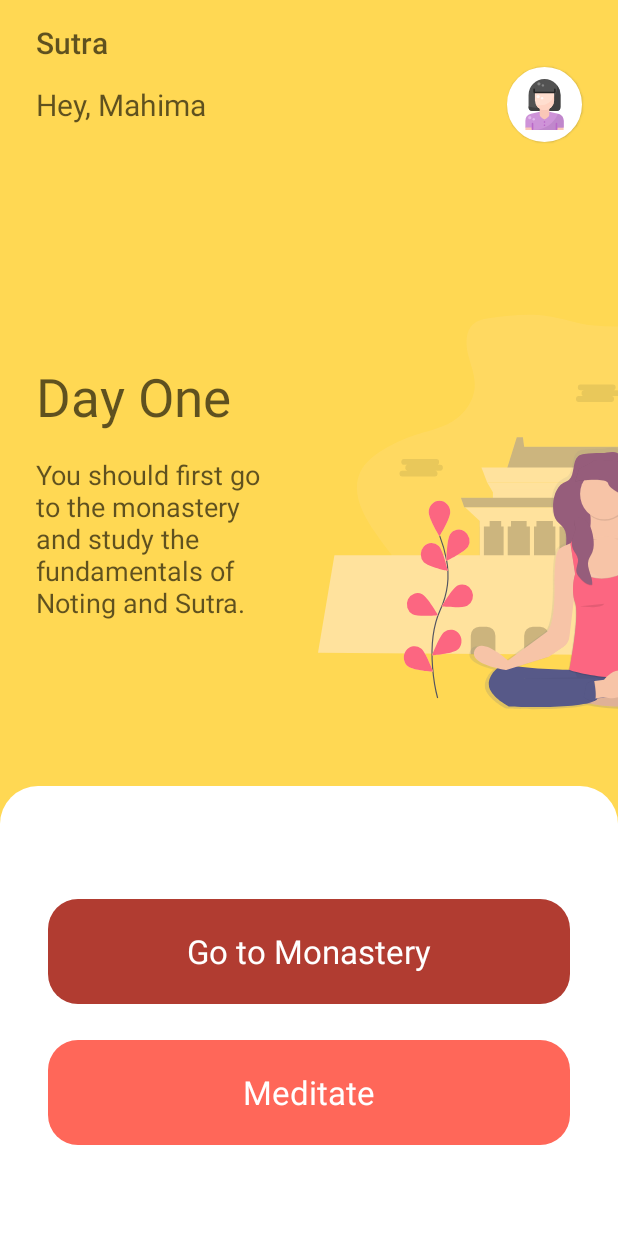
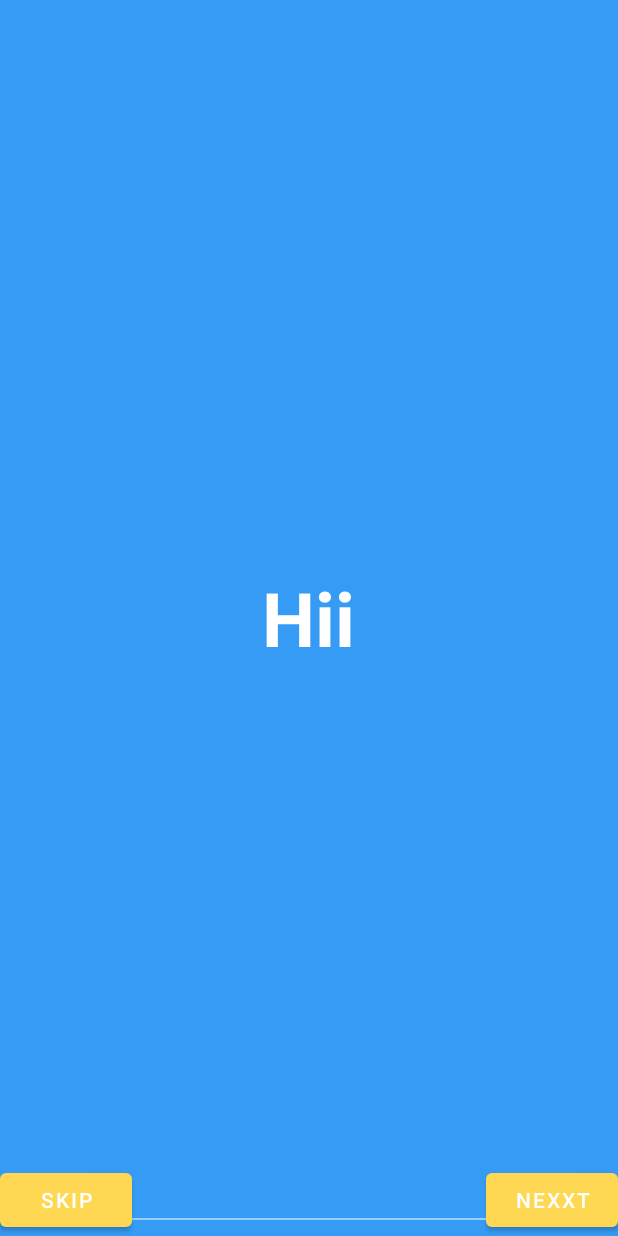
Before and after one commit to kamalkishormeena/Sutra, an Android app: the screen it shows after launch (MainActivity before the commit, WelcomeActivity after it), on a phone screen of 412 x 824 dp. Run offline under Robolectric (Android 15) with nearby library versions, the phone set to English and light mode, and no system bars; libraries missing offline, so code that uses them is left out: com.crittercism.app, com.parse; 5 statements that could not run were skipped.

Commit message:
SliderDone

```diff
--- a/app/build.gradle
+++ b/app/build.gradle
@@ -28,6 +28,7 @@ dependencies {
 
     implementation 'androidx.appcompat:appcompat:1.1.0'
     implementation 'androidx.constraintlayout:constraintlayout:1.1.3'
+    implementation 'androidx.legacy:legacy-support-v4:1.0.0'
     testImplementation 'junit:junit:4.12'
     androidTestImplementation 'androidx.test.ext:junit:1.1.1'
     androidTestImplementation 'androidx.test.espresso:espresso-core:3.2.0'
--- a/app/src/main/java/com/kamal/sutra/SplashActivity.java
+++ b/app/src/main/java/com/kamal/sutra/SplashActivity.java
@@ -24,7 +24,7 @@ public class SplashActivity extends AppCompatActivity {
                     } catch (Exception e){
                         e.printStackTrace();
                     } finally {
-                        startActivity(new Intent(getBaseContext(),MainActivity.class));
+                        startActivity(new Intent(getBaseContext(),WelcomeActivity.class));
                         finish();
                     }
                 }
--- /dev/null
+++ b/app/src/main/java/com/kamal/sutra/WelcomeActivity.java
@@ -0,0 +1,204 @@
+package com.kamal.sutra;
+
+import androidx.appcompat.app.AppCompatActivity;
+import androidx.viewpager.widget.PagerAdapter;
+import androidx.viewpager.widget.ViewPager;
+
+import android.content.Context;
+import android.content.Intent;
+import android.graphics.Color;
+import android.os.Build;
+import android.os.Bundle;
+import android.text.Html;
+import android.view.LayoutInflater;
+import android.view.View;
+import android.view.ViewGroup;
+import android.view.Window;
+import android.view.WindowManager;
+import android.widget.Button;
+import android.widget.LinearLayout;
+import android.widget.TextView;
+
+public class WelcomeActivity extends AppCompatActivity {
+
+    private ViewPager viewPager;
+    private MyViewPagerAdapter myViewPagerAdapter;
+    private LinearLayout dotsLayout;
+    private TextView[] dots;
+    private int[] layouts;
+    private Button btnSkip, btnNext;
+ //   private Session session;
+
+    @Override
+    protected void onCreate(Bundle savedInstanceState) {
+        super.onCreate(savedInstanceState);
+
+        // Checking for first time launch - before calling setContentView()
+//        session = new Session(this);
+//        if (!session.isFirstTimeLaunch()) {
+//            launchHomeScreen();
+//            finish();
+//        }
+
+        // Making notification bar transparent
+        if (Build.VERSION.SDK_INT >= 21) {
+            getWindow().getDecorView().setSystemUiVisibility(View.SYSTEM_UI_FLAG_LAYOUT_STABLE | View.SYSTEM_UI_FLAG_LAYOUT_FULLSCREEN);
+        }
+
+        setContentView(R.layout.activity_welcome);
+
+        viewPager = findViewById(R.id.view_pager);
+        dotsLayout = findViewById(R.id.layoutDots);
+        btnSkip = findViewById(R.id.btn_skip);
+        btnNext = findViewById(R.id.btn_next);
+
+
+        // layouts of all welcome sliders
+        // add few more layouts if you want
+        layouts = new int[]{
+                R.layout.welcome_slide1,
+               R.layout.welcome_slide2
+//                R.layout.welcome_slide3,
+//                R.layout.welcome_slide4
+                   };
+
+        // adding bottom dots
+        addBottomDots(0);
+
+        // making notification bar transparent
+        changeStatusBarColor();
+
+        myViewPagerAdapter = new MyViewPagerAdapter();
+        viewPager.setAdapter(myViewPagerAdapter);
+        viewPager.addOnPageChangeListener(viewPagerPageChangeListener);
+
+        btnSkip.setOnClickListener(new View.OnClickListener() {
+            @Override
+            public void onClick(View v) {
+                launchHomeScreen();
+            }
+        });
+
+        btnNext.setOnClickListener(new View.OnClickListener() {
+            @Override
+            public void onClick(View v) {
+                // checking for last page
+                // if last page home screen will be launched
+                int current = getItem(+1);
+                if (current < layouts.length) {
+                    // move to next screen
+                    viewPager.setCurrentItem(current);
+                } else {
+                    launchHomeScreen();
+                }
+            }
+        });
+    }
+
+    private void addBottomDots(int currentPage) {
+        dots = new TextView[layouts.length];
+
+        int[] colorsActive = getResources().getIntArray(R.array.array_dot_active);
+       int[] colorsInactive = getResources().getIntArray(R.array.array_dot_inactive);
+
+        dotsLayout.removeAllViews();
+        for (int i = 0; i < dots.length; i++) {
+            dots[i] = new TextView(this);
+            dots[i].setText(Html.fromHtml("&#8226;"));
+            dots[i].setTextSize(35);
+            dots[i].setTextColor(colorsInactive[currentPage]);
+            dotsLayout.addView(dots[i]);
+        }
+
+        if (dots.length > 0)
+            dots[currentPage].setTextColor(colorsActive[currentPage]);
+    }
+
+    private int getItem(int i) {
+        return viewPager.getCurrentItem() + i;
+    }
+
+    private void launchHomeScreen() {
+      //  session.setFirstTimeLaunch(false);
+        startActivity(new Intent(WelcomeActivity.this, MainActivity.class));
+        finish();
+    }
+
+    //  viewpager change listener
+    ViewPager.OnPageChangeListener viewPagerPageChangeListener = new ViewPager.OnPageChangeListener() {
+
+        @Override
+        public void onPageSelected(int position) {
+            addBottomDots(position);
+
+            // changing the next button text 'NEXT' / 'GOT IT'
+            if (position == layouts.length - 1) {
+                // last page. make button text to GOT IT
+                btnNext.setText("start");
+                btnSkip.setVisibility(View.GONE);
+            } else {
+                // still pages are left
+                btnNext.setText("next");
+                btnSkip.setVisibility(View.VISIBLE);
+            }
+        }
+
+        @Override
+        public void onPageScrolled(int arg0, float arg1, int arg2) {
+
+        }
+
+        @Override
+        public void onPageScrollStateChanged(int arg0) {
+
+        }
+    };
+
+    /**
+     * Making notification bar transparent
+     */
+    private void changeStatusBarColor() {
+        if (Build.VERSION.SDK_INT >= Build.VERSION_CODES.LOLLIPOP) {
+            Window window = getWindow();
+            window.addFlags(WindowManager.LayoutParams.FLAG_DRAWS_SYSTEM_BAR_BACKGROUNDS);
+            window.setStatusBarColor(Color.TRANSPARENT);
+        }
+    }
+
+    /**
+     * View pager adapter
+     */
+    public class MyViewPagerAdapter extends PagerAdapter {
+        private LayoutInflater layoutInflater;
+
+        public MyViewPagerAdapter() {
+        }
+
+        @Override
+        public Object instantiateItem(ViewGroup container, int position) {
+            layoutInflater = (LayoutInflater) getSystemService(Context.LAYOUT_INFLATER_SERVICE);
+
+            View view = layoutInflater.inflate(layouts[position], container, false);
+            container.addView(view);
+
+            return view;
+        }
+
+        @Override
+        public int getCount() {
+            return layouts.length;
+        }
+
+        @Override
+        public boolean isViewFromObject(View view, Object obj) {
+            return view == obj;
+        }
+
+
+        @Override
+        public void destroyItem(ViewGroup container, int position, Object object) {
+            View view = (View) object;
+            container.removeView(view);
+        }
+    }
+}
--- /dev/null
+++ b/app/src/main/res/layout/activity_welcome.xml
@@ -0,0 +1,52 @@
+<?xml version="1.0" encoding="utf-8"?>
+<RelativeLayout xmlns:android="http://schemas.android.com/apk/res/android"
+    xmlns:app="http://schemas.android.com/apk/res-auto"
+    xmlns:tools="http://schemas.android.com/tools"
+    android:layout_width="match_parent"
+    android:layout_height="match_parent"
+    tools:context=".WelcomeActivity">
+
+    <androidx.viewpager.widget.ViewPager
+        android:id="@+id/view_pager"
+        android:layout_width="match_parent"
+        android:layout_height="match_parent" />
+
+    <LinearLayout
+        android:id="@+id/layoutDots"
+        android:layout_width="match_parent"
+        android:layout_height="5dp"
+        android:layout_alignParentBottom="true"
+        android:layout_marginBottom="5dp"
+        android:gravity="center"
+        android:orientation="horizontal">
+    </LinearLayout>
+
+    <View
+        android:layout_width="match_parent"
+        android:layout_height="1dp"
+        android:alpha=".5"
+        android:layout_above="@id/layoutDots"
+        android:background="@android:color/white" />
+
+    <Button
+        android:id="@+id/btn_next"
+        android:layout_width="wrap_content"
+        android:layout_height="wrap_content"
+        android:layout_alignParentBottom="true"
+        android:layout_alignParentRight="true"
+        android:background="@null"
+        android:text="nexxt"
+        android:textColor="@android:color/white" />
+
+    <Button
+        android:id="@+id/btn_skip"
+        android:layout_width="wrap_content"
+        android:layout_height="wrap_content"
+        android:layout_alignParentBottom="true"
+        android:layout_alignParentLeft="true"
+        android:background="@null"
+        android:text="skip"
+        android:textColor="@android:color/white" />
+
+
+</RelativeLayout>
--- /dev/null
+++ b/app/src/main/res/layout/welcome_slide1.xml
@@ -0,0 +1,26 @@
+<?xml version="1.0" encoding="utf-8"?>
+<RelativeLayout
+    xmlns:android="http://schemas.android.com/apk/res/android" android:layout_width="match_parent"
+    android:layout_height="match_parent"
+    android:background="@color/bg_screen1">
+
+    <LinearLayout
+        android:layout_width="wrap_content"
+        android:layout_height="wrap_content"
+        android:layout_centerInParent="true"
+        android:gravity="center_horizontal"
+        android:orientation="vertical">
+
+
+        <TextView
+            android:layout_width="wrap_content"
+            android:layout_height="wrap_content"
+            android:text="Hii"
+            android:textColor="@android:color/white"
+            android:textSize="50dp"
+            android:textStyle="bold" />
+
+
+
+    </LinearLayout>
+</RelativeLayout>
--- /dev/null
+++ b/app/src/main/res/layout/welcome_slide2.xml
@@ -0,0 +1,27 @@
+<?xml version="1.0" encoding="utf-8"?>
+<RelativeLayout
+    xmlns:android="http://schemas.android.com/apk/res/android" android:layout_width="match_parent"
+    android:layout_height="match_parent"
+    android:background="@color/bg_screen2">
+
+    <LinearLayout
+        android:layout_width="wrap_content"
+        android:layout_height="wrap_content"
+        android:layout_centerInParent="true"
+        android:gravity="center_horizontal"
+        android:orientation="vertical">
+
+
+        <TextView
+            android:layout_width="wrap_content"
+            android:layout_height="wrap_content"
+            android:text="Kamal"
+            android:textColor="@android:color/white"
+            android:textSize="50dp"
+            android:textStyle="bold" />
+
+
+
+    </LinearLayout>
+
+</RelativeLayout>
--- a/app/src/main/res/values/colors.xml
+++ b/app/src/main/res/values/colors.xml
@@ -9,4 +9,32 @@
     <color name="white">#FFFFFF</color>
     <color name="card1">#B13C31</color>
     <color name="card2">#FF6759</color>
+    <color name="bg_screen1">#369BF4</color>
+    <color name="bg_screen2">#F44336</color>
+
+    <!-- dots inactive colors -->
+    <color name="dot_dark_screen1">#d1395c</color>
+    <color name="dot_dark_screen2">#14a895</color>
+    <color name="dot_dark_screen3">#2278d4</color>
+    <color name="dot_dark_screen4">#a854d4</color>
+
+    <!-- dots active colors -->
+    <color name="dot_light_screen1">#f98da5</color>
+    <color name="dot_light_screen2">#8cf9eb</color>
+    <color name="dot_light_screen3">#93c6fd</color>
+    <color name="dot_light_screen4">#e4b5fc</color>
+
+    <array name="array_dot_active">
+        <item>@color/dot_light_screen1</item>
+        <item>@color/dot_light_screen2</item>
+        <item>@color/dot_light_screen3</item>
+        <item>@color/dot_light_screen4</item>
+    </array>
+
+    <array name="array_dot_inactive">
+        <item>@color/dot_dark_screen1</item>
+        <item>@color/dot_dark_screen2</item>
+        <item>@color/dot_dark_screen3</item>
+        <item>@color/dot_dark_screen4</item>
+    </array>
 </resources>
--- a/app/src/main/res/values/strings.xml
+++ b/app/src/main/res/values/strings.xml
@@ -125,5 +125,9 @@
     <string name="title_activity_prepare">PrepareActivity</string>
     <string name="title_activity_meditate">MeditateActivity</string>
     <string name="title_activity_well_done">WellDoneActivity</string>
+    <string name="blue">I am Good</string>
+
+    <!-- TODO: Remove or change this placeholder text -->
+    <string name="hello_blank_fragment">Hello blank fragment</string>
 
 </resources>
```
Also changed, not shown: app/src/main/AndroidManifest.xml (+21 -17 lines).
